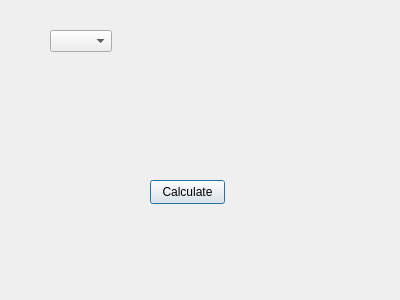
The window that SettingsDlg.ui (Serpuh/FotomerMono) describes before a commit, drawn with Qt 5.
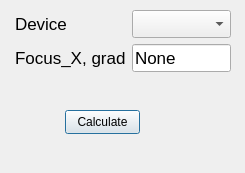
The same window after the commit.

What changed in the file:
```diff
--- a/SettingsDlg.ui
+++ b/SettingsDlg.ui
@@ -6,8 +6,8 @@
    <rect>
     <x>0</x>
     <y>0</y>
-    <width>400</width>
-    <height>300</height>
+    <width>245</width>
+    <height>173</height>
    </rect>
   </property>
   <property name="windowTitle">
@@ -16,8 +16,8 @@
   <widget class="QPushButton" name="calcButton">
    <property name="geometry">
     <rect>
-     <x>150</x>
-     <y>180</y>
+     <x>65</x>
+     <y>110</y>
      <width>75</width>
      <height>24</height>
     </rect>
@@ -26,15 +26,66 @@
     <string>Calculate</string>
    </property>
   </widget>
-  <widget class="QComboBox" name="gpuComboBox">
+  <widget class="QWidget" name="">
    <property name="geometry">
     <rect>
-     <x>50</x>
-     <y>30</y>
-     <width>62</width>
-     <height>22</height>
+     <x>15</x>
+     <y>10</y>
+     <width>216</width>
+     <height>64</height>
     </rect>
    </property>
+   <layout class="QFormLayout" name="formLayout">
+    <item row="0" column="0">
+     <widget class="QLabel" name="label">
+      <property name="font">
+       <font>
+        <pointsize>13</pointsize>
+       </font>
+      </property>
+      <property name="text">
+       <string>Device</string>
+      </property>
+     </widget>
+    </item>
+    <item row="0" column="1">
+     <widget class="QComboBox" name="gpuComboBox">
+      <property name="font">
+       <font>
+        <pointsize>13</pointsize>
+        <bold>false</bold>
+       </font>
+      </property>
+     </widget>
+    </item>
+    <item row="1" column="0">
+     <widget class="QLabel" name="label_2">
+      <property name="font">
+       <font>
+        <pointsize>13</pointsize>
+       </font>
+      </property>
+      <property name="text">
+       <string>Focus_X, grad</string>
+      </property>
+      <property name="textFormat">
+       <enum>Qt::TextFormat::PlainText</enum>
+      </property>
+     </widget>
+    </item>
+    <item row="1" column="1">
+     <widget class="QLineEdit" name="fov_x">
+      <property name="font">
+       <font>
+        <pointsize>13</pointsize>
+       </font>
+      </property>
+      <property name="text">
+       <string>None</string>
+      </property>
+     </widget>
+    </item>
+   </layout>
   </widget>
  </widget>
  <resources/>
```
